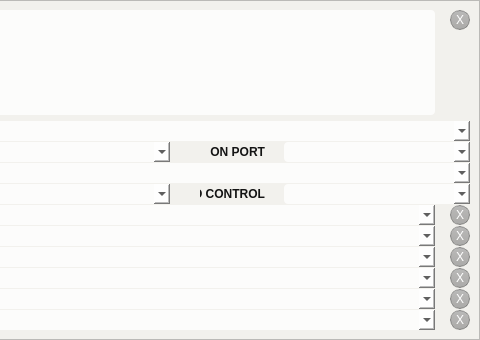
This is extoscpatterneditor.ui in buzzinglight/IanniX as Qt 5 draws it before an edit; both pictures show x 295 to 775 and y 0 to 340 of the 775 by 340 pixel window. The edited form follows.
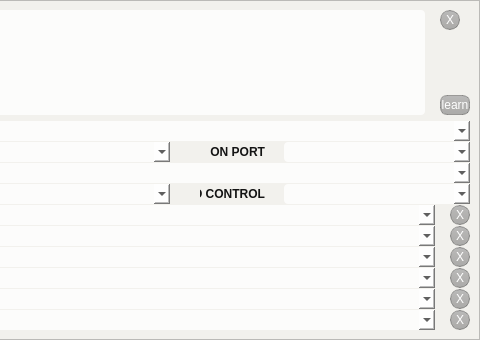
This is the edited form. Icons and pictures are not drawn. Custom widgets are drawn as their Qt base class.

```diff
--- a/extoscpatterneditor.ui
+++ b/extoscpatterneditor.ui
@@ -69,6 +69,10 @@
 	color: white;
 }
 
+QPushButton#patternLearn {
+	border-radius: 7px;
+}
+
 QTreeWidget {
 	color: black;
 	border: 0px solid transparent;
@@ -246,6 +250,37 @@
             </property>
            </spacer>
           </item>
+          <item>
+           <widget class="QPushButton" name="patternLearn">
+            <property name="minimumSize">
+             <size>
+              <width>30</width>
+              <height>20</height>
+             </size>
+            </property>
+            <property name="maximumSize">
+             <size>
+              <width>30</width>
+              <height>20</height>
+             </size>
+            </property>
+            <property name="focusPolicy">
+             <enum>Qt::NoFocus</enum>
+            </property>
+            <property name="toolTip">
+             <string>Clear the message</string>
+            </property>
+            <property name="statusTip">
+             <string>Click here to clear the message</string>
+            </property>
+            <property name="styleSheet">
+             <string notr="true"/>
+            </property>
+            <property name="text">
+             <string>learn</string>
+            </property>
+           </widget>
+          </item>
          </layout>
         </item>
        </layout>
```
Left out of the diff: 31 changed lines with no effect on the pictures.
